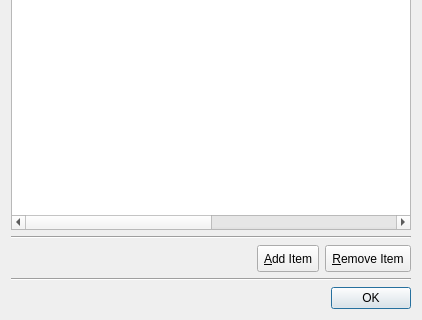
ibtisamtauhidi/Innovative-Hotel-Manager, file editrestaurant.ui: the form before one commit; both pictures show x 0 to 422 and y 211 to 531 of the 422 by 531 pixel window.
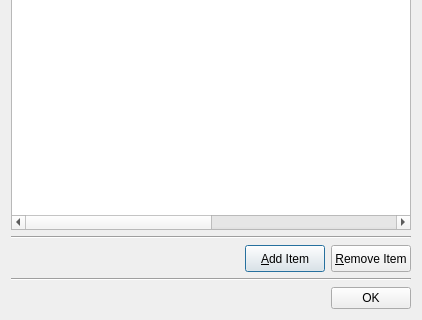
The form after the commit.

```diff
--- a/editrestaurant.ui
+++ b/editrestaurant.ui
@@ -95,7 +95,7 @@
       </spacer>
      </item>
      <item>
-      <widget class="QToolButton" name="addItem">
+      <widget class="QPushButton" name="addItem">
        <property name="minimumSize">
         <size>
          <width>0</width>
@@ -108,7 +108,7 @@
       </widget>
      </item>
      <item>
-      <widget class="QToolButton" name="removeItem">
+      <widget class="QPushButton" name="removeItem">
        <property name="minimumSize">
         <size>
          <width>0</width>
```
